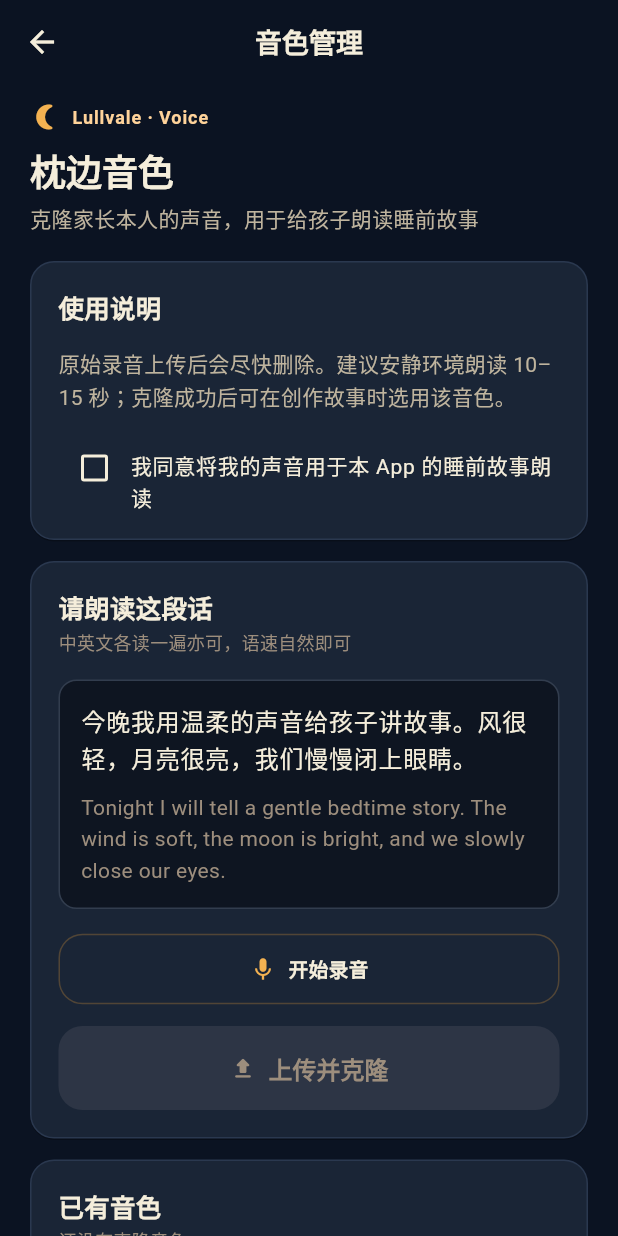
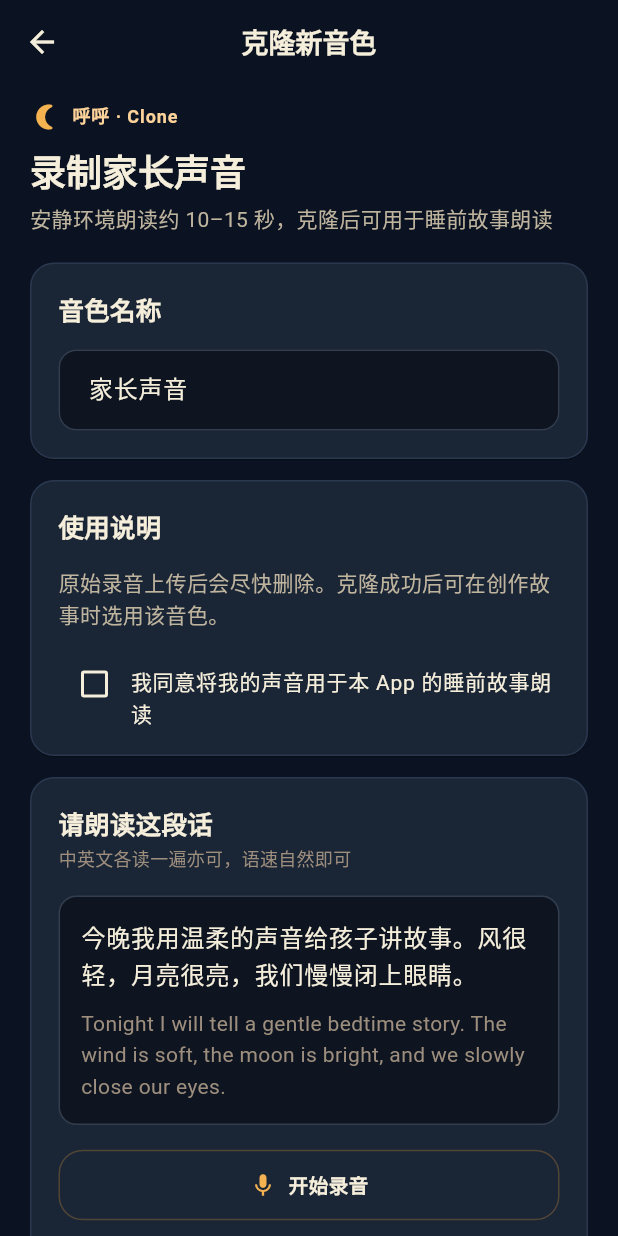
Before and after one commit to yeahkyo/bedtime, a Flutter app: the VoiceCloneScreen screen opened directly with empty values, on a phone screen of 412 x 824 dp. Run offline on Flutter 3.47's test engine with Material 3 defaults, Android fonts, the phone set to English and light mode, and no system bars; our stand-ins replace just_audio, shared_preferences; missing offline and left inert: audio_session, record; accounts and stored records are empty; network calls fail; Roboto replaces fonts that are missing (Georgia).

Commit message:
Split voice management from clone flow and add rename API.
Add PATCH /voices/{id} for display names, a dedicated clone screen with naming, and a list screen entry from Me.

Co-authored-by: Cursor <cursoragent@cursor.com>

```diff
--- a/apps/mobile/lib/screens/me_tab.dart
+++ b/apps/mobile/lib/screens/me_tab.dart
@@ -5,7 +5,7 @@ import '../api/client.dart';
 import '../theme/app_theme.dart';
 import '../theme/widgets.dart';
 import 'children_manage_screen.dart';
-import 'voice_clone_screen.dart';
+import 'voices_manage_screen.dart';
 
 /// Tab 2: profile card + settings entries.
 class MeTab extends StatefulWidget {
@@ -134,7 +134,7 @@ class _MeTabState extends State<MeTab> {
           subtitle: '系统音色与家长声音克隆',
           onTap: () {
             Navigator.of(context).push(
-              MaterialPageRoute(builder: (_) => VoiceCloneScreen(api: widget.api)),
+              MaterialPageRoute(builder: (_) => VoicesManageScreen(api: widget.api)),
             );
           },
         ),
--- a/apps/mobile/lib/screens/voice_clone_screen.dart
+++ b/apps/mobile/lib/screens/voice_clone_screen.dart
@@ -8,6 +8,7 @@ import '../api/client.dart';
 import '../theme/app_theme.dart';
 import '../theme/widgets.dart';
 
+/// Dedicated flow: name + record + clone a parent voice.
 class VoiceCloneScreen extends StatefulWidget {
   const VoiceCloneScreen({super.key, required this.api});
 
@@ -19,29 +20,16 @@ class VoiceCloneScreen extends StatefulWidget {
 
 class _VoiceCloneScreenState extends State<VoiceCloneScreen> {
   final recorder = AudioRecorder();
+  final nameCtrl = TextEditingController(text: '家长声音');
   bool consent = false;
   bool recording = false;
   bool uploading = false;
   String? path;
-  List<dynamic> voices = [];
 
   static const scriptZh =
       '今晚我用温柔的声音给孩子讲故事。风很轻，月亮很亮，我们慢慢闭上眼睛。';
   static const scriptEn =
       'Tonight I will tell a gentle bedtime story. The wind is soft, the moon is bright, and we slowly close our eyes.';
-
-  @override
-  void initState() {
-    super.initState();
-    _refresh();
-  }
-
-  Future<void> _refresh() async {
-    try {
-      voices = await widget.api.listVoices();
-      if (mounted) setState(() {});
-    } catch (_) {}
-  }
 
   Future<void> _toggleRecord() async {
     if (recording) {
@@ -62,7 +50,6 @@ class _VoiceCloneScreenState extends State<VoiceCloneScreen> {
     }
     final dir = await getTemporaryDirectory();
     final file = '${dir.path}/clone_sample.m4a';
-    // ~10–15s clean speech works best for Seed-ICL; AAC/m4a is fine on iOS.
     await recorder.start(
       const RecordConfig(
         encoder: AudioEncoder.aacLc,
@@ -80,6 +67,13 @@ class _VoiceCloneScreenState extends State<VoiceCloneScreen> {
   }
 
   Future<void> _upload() async {
+    final name = nameCtrl.text.trim();
+    if (name.isEmpty) {
+      ScaffoldMessenger.of(context).showSnackBar(
+        const SnackBar(content: Text('请先填写音色名称')),
+      );
+      return;
+    }
     if (!consent) {
       ScaffoldMessenger.of(context).showSnackBar(
         const SnackBar(content: Text('请先勾选同意条款')),
@@ -93,19 +87,18 @@ class _VoiceCloneScreenState extends State<VoiceCloneScreen> {
       await widget.api.cloneVoice(
         bytes: bytes,
         filename: 'clone_sample.m4a',
-        name: '家长声音',
+        name: name,
         language: 'zh',
       );
-      // Delete local sample after upload
       try {
         await File(path!).delete();
       } catch (_) {}
       path = null;
-      await _refresh();
       if (!mounted) return;
       ScaffoldMessenger.of(context).showSnackBar(
         const SnackBar(content: Text('克隆成功，可在生成故事时选用')),
       );
+      Navigator.of(context).pop(true);
     } catch (e) {
       if (!mounted) return;
       ScaffoldMessenger.of(context).showSnackBar(SnackBar(content: Text('$e')));
@@ -120,36 +113,51 @@ class _VoiceCloneScreenState extends State<VoiceCloneScreen> {
       recorder.stop().catchError((_) => null);
     }
     recorder.dispose();
+    nameCtrl.dispose();
     super.dispose();
   }
 
   @override
   Widget build(BuildContext context) {
     final tt = Theme.of(context).textTheme;
-    final canUpload = path != null && !recording && !uploading && consent;
+    final canUpload =
+        path != null && !recording && !uploading && consent && nameCtrl.text.trim().isNotEmpty;
 
     return Scaffold(
       backgroundColor: AppColors.background,
       appBar: AppBar(
-        title: const Text('音色管理'),
+        title: const Text('克隆新音色'),
         backgroundColor: AppColors.background,
       ),
       body: ListView(
         padding: const EdgeInsets.fromLTRB(20, 12, 20, 28),
         children: [
           const BrandHeader(
-          eyebrow: 'Lullvale · Voice',
-          title: '枕边音色',
-          subtitle: '克隆家长本人的声音，用于给孩子朗读睡前故事',
+            eyebrow: '呼呼 · Clone',
+            title: '录制家长声音',
+            subtitle: '安静环境朗读约 10–15 秒，克隆后可用于睡前故事朗读',
           ),
           const SizedBox(height: 18),
+          SectionCard(
+            title: '音色名称',
+            child: TextField(
+              controller: nameCtrl,
+              maxLength: 64,
+              decoration: const InputDecoration(
+                hintText: '例如：妈妈的声音、爸爸哄睡',
+                counterText: '',
+              ),
+              onChanged: (_) => setState(() {}),
+            ),
+          ),
+          const SizedBox(height: 14),
           SectionCard(
             title: '使用说明',
             child: Column(
               crossAxisAlignment: CrossAxisAlignment.start,
               children: [
                 Text(
-                '原始录音上传后会尽快删除。建议安静环境朗读 10–15 秒；克隆成功后可在创作故事时选用该音色。',
+                  '原始录音上传后会尽快删除。克隆成功后可在创作故事时选用该音色。',
                   style: tt.bodyMedium,
                 ),
                 const SizedBox(height: 12),
@@ -220,7 +228,9 @@ class _VoiceCloneScreenState extends State<VoiceCloneScreen> {
                           recording ? Icons.stop_circle_outlined : Icons.mic,
                           color: recording ? AppColors.tertiary : AppColors.primary,
                         ),
-                      label: Text(recording ? '停止录音' : (path != null ? '重录一段' : '开始录音')),
+                        label: Text(
+                          recording ? '停止录音' : (path != null ? '重录一段' : '开始录音'),
+                        ),
                         style: OutlinedButton.styleFrom(
                           foregroundColor: AppColors.onSurface,
                           side: BorderSide(
@@ -257,7 +267,7 @@ class _VoiceCloneScreenState extends State<VoiceCloneScreen> {
                 ] else if (path != null) ...[
                   const SizedBox(height: 10),
                   Text(
-                  '已录好样本，确认同意后即可上传克隆',
+                    '已录好样本，确认名称与同意后即可上传克隆',
                     style: tt.bodySmall?.copyWith(color: AppColors.secondary),
                   ),
                 ],
@@ -274,62 +284,6 @@ class _VoiceCloneScreenState extends State<VoiceCloneScreen> {
               ],
             ),
           ),
-        const SizedBox(height: 14),
-        SectionCard(
-          title: '已有音色',
-          subtitle: voices.isEmpty ? '还没有克隆音色' : '共 ${voices.length} 个',
-          child: voices.isEmpty
-              ? Text(
-                  '克隆成功后会出现在这里，并在创作室可选。',
-                  style: tt.bodyMedium,
-                )
-              : Column(
-                  children: [
-                    for (var i = 0; i < voices.length; i++) ...[
-                      if (i > 0) const Divider(height: 20),
-                      Builder(
-                        builder: (context) {
-                          final m = voices[i] as Map<String, dynamic>;
-                          return Row(
-                            children: [
-                              Container(
-                                width: 44,
-                                height: 44,
-                                decoration: BoxDecoration(
-                                  color: AppColors.secondaryContainer,
-                                  borderRadius: BorderRadius.circular(AppRadii.md),
-                                ),
-                                child: const Icon(
-                                  Icons.record_voice_over,
-                                  color: AppColors.secondary,
-                                  size: 22,
-                                ),
-                              ),
-                              const SizedBox(width: 12),
-                              Expanded(
-                                child: Column(
-                                  crossAxisAlignment: CrossAxisAlignment.start,
-                                  children: [
-                                    Text(
-                                      m['name'] as String? ?? 'Voice',
-                                      style: tt.titleMedium,
-                                    ),
-                                    const SizedBox(height: 2),
-                                    Text(
-                                      '${m['kind']} · ${m['language']}',
-                                      style: tt.bodySmall,
-                                    ),
-                                  ],
-                                ),
-                              ),
-                            ],
-                          );
-                        },
-                      ),
-                    ],
-                  ],
-                ),
-        ),
         ],
       ),
     );
```
Also changed, not shown: apps/mobile/lib/api/client.dart (+15 -0 lines), apps/mobile/lib/screens/voices_manage_screen.dart (added, +227 -0 lines), 2 other files. Lines whose indentation alone changed are shown as unchanged.
